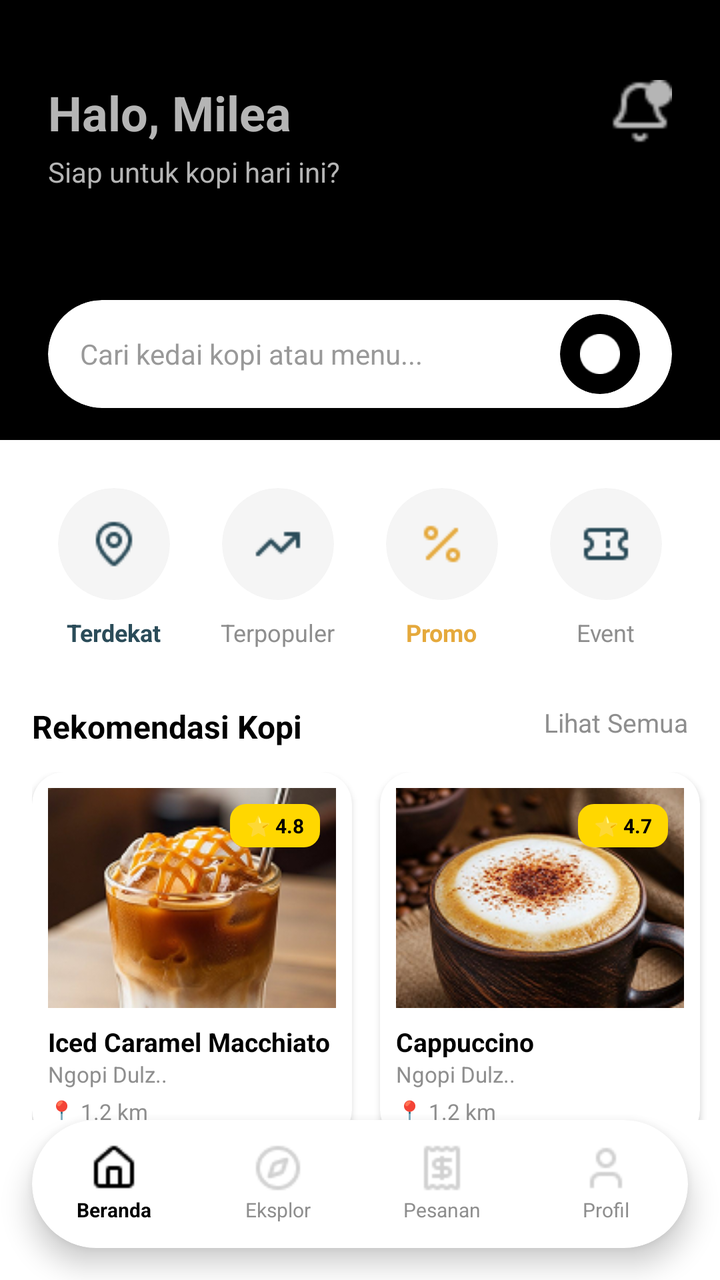
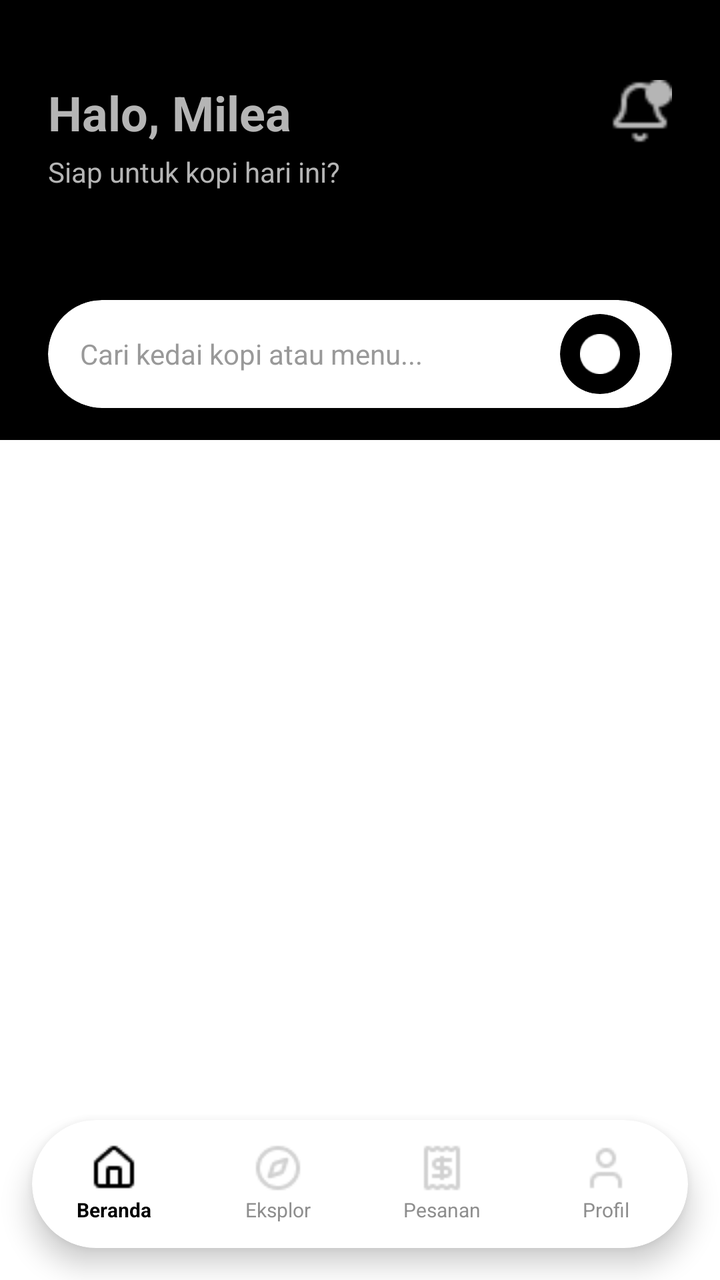

Two renders of the same Android screen: before a commit and after it. Below are the layout's source before the change and the commit's diff.
<!-- AndroidManifest.xml: application theme Theme.NgopiDulz_frontend -->
<!-- res/layout/activity_main.xml -->
<?xml version="1.0" encoding="utf-8"?>
<androidx.constraintlayout.widget.ConstraintLayout xmlns:android="http://schemas.android.com/apk/res/android"
    xmlns:app="http://schemas.android.com/apk/res-auto"
    xmlns:tools="http://tools.android.com/tools"
    android:layout_width="match_parent"
    android:layout_height="match_parent"
    android:background="#FFFFFF"
    tools:context=".MainActivity">

    <androidx.core.widget.NestedScrollView
        android:layout_width="match_parent"
        android:layout_height="0dp"
        android:fillViewport="true"
        app:layout_constraintBottom_toTopOf="@id/bottom_navigation_card"
        app:layout_constraintTop_toTopOf="parent">

        <LinearLayout
            android:layout_width="match_parent"
            android:layout_height="wrap_content"
            android:orientation="vertical">

            <androidx.constraintlayout.widget.ConstraintLayout
                android:layout_width="match_parent"
                android:layout_height="220dp"
                android:background="#000000"
                android:paddingHorizontal="24dp"
                android:paddingTop="40dp">


                <TextView
                    android:id="@+id/tv_halo"
                    android:layout_width="wrap_content"
                    android:layout_height="wrap_content"
                    android:text="Halo, Milea"
                    android:textColor="#B5B5B5"
                    android:textSize="24sp"
                    android:textStyle="bold"
                    app:layout_constraintStart_toStartOf="parent"
                    app:layout_constraintTop_toTopOf="parent" />

                <TextView
                    android:layout_width="wrap_content"
                    android:layout_height="wrap_content"
                    android:layout_marginTop="4dp"
                    android:text="Siap untuk kopi hari ini?"
                    android:textColor="#B5B5B5"
                    android:textSize="14sp"
                    app:layout_constraintTop_toBottomOf="@id/tv_halo"
                    app:layout_constraintStart_toStartOf="parent" />

                <ImageView
                    android:layout_width="32dp"
                    android:layout_height="32dp"
                    android:src="@drawable/ic_bell"
                    app:layout_constraintEnd_toEndOf="parent"
                    app:layout_constraintTop_toTopOf="parent"
                    app:tint="#B5B5B5" />

                <androidx.cardview.widget.CardView
                    android:layout_width="match_parent"
                    android:layout_height="54dp"
                    android:layout_marginBottom="16dp"
                    app:cardBackgroundColor="#FFFFFF"
                    app:cardCornerRadius="27dp"
                    app:cardElevation="4dp"
                    app:layout_constraintBottom_toBottomOf="parent">

                    <RelativeLayout
                        android:layout_width="match_parent"
                        android:layout_height="match_parent"
                        android:paddingHorizontal="16dp">

                        <EditText
                            android:layout_width="match_parent"
                            android:layout_height="match_parent"
                            android:layout_toStartOf="@id/btn_search_trigger"
                            android:background="@android:color/transparent"
                            android:hint="Cari kedai kopi atau menu..."
                            android:textColor="#000000"
                            android:textColorHint="#999999"
                            android:textSize="14sp" />

                        <androidx.cardview.widget.CardView
                            android:id="@+id/btn_search_trigger"
                            android:layout_width="40dp"
                            android:layout_height="40dp"
                            android:layout_alignParentEnd="true"
                            android:layout_centerVertical="true"
                            app:cardBackgroundColor="#000000"
                            app:cardCornerRadius="20dp"
                            app:cardElevation="0dp">
                            <ImageView
                                android:layout_width="match_parent"
                                android:layout_height="match_parent"
                                android:padding="10dp"
                                android:src="@drawable/ic_search_black"
                                app:tint="#FFFFFF" />
                        </androidx.cardview.widget.CardView>
                    </RelativeLayout>
                </androidx.cardview.widget.CardView>
            </androidx.constraintlayout.widget.ConstraintLayout>

            <LinearLayout
                android:layout_width="match_parent"
                android:layout_height="wrap_content"
                android:layout_marginTop="24dp"
                android:orientation="horizontal"
                android:weightSum="4"
                android:paddingHorizontal="16dp">

                <LinearLayout android:layout_width="0dp" android:layout_height="wrap_content" android:layout_weight="1" android:orientation="vertical" android:gravity="center">
                    <androidx.cardview.widget.CardView android:layout_width="56dp" android:layout_height="56dp" app:cardCornerRadius="28dp" app:cardBackgroundColor="#F5F5F5" app:cardElevation="0dp">
                        <ImageView android:layout_width="match_parent" android:layout_height="match_parent" android:padding="16dp" android:src="@drawable/ic_terdekat" app:tint="#2B4C59"/>
                    </androidx.cardview.widget.CardView>
                    <TextView android:layout_width="wrap_content" android:layout_height="wrap_content" android:text="Terdekat" android:textColor="#2B4C59" android:textSize="12sp" android:layout_marginTop="8dp" android:textStyle="bold"/>
                </LinearLayout>

                <LinearLayout android:layout_width="0dp" android:layout_height="wrap_content" android:layout_weight="1" android:orientation="vertical" android:gravity="center">
                    <androidx.cardview.widget.CardView android:layout_width="56dp" android:layout_height="56dp" app:cardCornerRadius="28dp" app:cardBackgroundColor="#F5F5F5" app:cardElevation="0dp">
                        <ImageView android:layout_width="match_parent" android:layout_height="match_parent" android:padding="16dp" android:src="@drawable/ic_terpopuler" app:tint="#2B4C59"/>
                    </androidx.cardview.widget.CardView>
                    <TextView android:layout_width="wrap_content" android:layout_height="wrap_content" android:text="Terpopuler" android:textColor="#8E8E8E" android:textSize="12sp" android:layout_marginTop="8dp"/>
                </LinearLayout>

                <LinearLayout android:layout_width="0dp" android:layout_height="wrap_content" android:layout_weight="1" android:orientation="vertical" android:gravity="center">
                    <androidx.cardview.widget.CardView android:layout_width="56dp" android:layout_height="56dp" app:cardCornerRadius="28dp" app:cardBackgroundColor="#F5F5F5" app:cardElevation="0dp">
                        <ImageView android:layout_width="match_parent" android:layout_height="match_parent" android:padding="16dp" android:src="@drawable/ic_promo" app:tint="#E5A93C"/>
                    </androidx.cardview.widget.CardView>
                    <TextView android:layout_width="wrap_content" android:layout_height="wrap_content" android:text="Promo" android:textColor="#E5A93C" android:textSize="12sp" android:layout_marginTop="8dp" android:textStyle="bold"/>
                </LinearLayout>

                <LinearLayout android:layout_width="0dp" android:layout_height="wrap_content" android:layout_weight="1" android:orientation="vertical" android:gravity="center">
                    <androidx.cardview.widget.CardView android:layout_width="56dp" android:layout_height="56dp" app:cardCornerRadius="28dp" app:cardBackgroundColor="#F5F5F5" app:cardElevation="0dp">
                        <ImageView android:layout_width="match_parent" android:layout_height="match_parent" android:padding="16dp" android:src="@drawable/ic_event" app:tint="#2B4C59"/>
                    </androidx.cardview.widget.CardView>
                    <TextView android:layout_width="wrap_content" android:layout_height="wrap_content" android:text="Event" android:textColor="#8E8E8E" android:textSize="12sp" android:layout_marginTop="8dp"/>
                </LinearLayout>
            </LinearLayout>

            <RelativeLayout
                android:layout_width="match_parent"
                android:layout_height="wrap_content"
                android:layout_marginTop="28dp"
                android:paddingHorizontal="16dp">
                <TextView
                    android:layout_width="wrap_content"
                    android:layout_height="wrap_content"
                    android:text="Rekomendasi Kopi"
                    android:textColor="#000000"
                    android:textSize="16sp"
                    android:textStyle="bold" />
                <TextView
                    android:layout_width="wrap_content"
                    android:layout_height="wrap_content"
                    android:layout_alignParentEnd="true"
                    android:text="Lihat Semua"
                    android:textColor="#8E8E8E"
                    android:textSize="13sp" />
            </RelativeLayout>

            <HorizontalScrollView
                android:layout_width="match_parent"
                android:layout_height="wrap_content"
                android:scrollbars="none"
                android:layout_marginTop="12dp"
                android:paddingHorizontal="16dp"
                android:clipToPadding="false">

                <LinearLayout
                    android:layout_width="wrap_content"
                    android:layout_height="wrap_content"
                    android:orientation="horizontal">

                    <androidx.cardview.widget.CardView
                        android:layout_width="160dp"
                        android:layout_height="wrap_content"
                        android:layout_marginEnd="14dp"
                        android:layout_marginBottom="8dp"
                        app:cardBackgroundColor="#FFFFFF"
                        app:cardCornerRadius="16dp"
                        app:cardElevation="2dp">

                        <LinearLayout
                            android:layout_width="match_parent"
                            android:layout_height="wrap_content"
                            android:orientation="vertical"
                            android:padding="8dp">

                            <FrameLayout
                                android:layout_width="match_parent"
                                android:layout_height="110dp">
                                <ImageView
                                    android:layout_width="match_parent"
                                    android:layout_height="match_parent"
                                    android:scaleType="centerCrop"
                                    android:src="@drawable/img_macchiato" />
                                <TextView
                                    android:layout_width="wrap_content"
                                    android:layout_height="wrap_content"
                                    android:layout_gravity="end"
                                    android:layout_margin="8dp"
                                    android:background="@drawable/bg_rating_badge"
                                    android:paddingHorizontal="8dp"
                                    android:paddingVertical="4dp"
                                    android:text="⭐ 4.8"
                                    android:textColor="#000000"
                                    android:textSize="10sp"
                                    android:textStyle="bold" />
                            </FrameLayout>

                            <TextView
                                android:layout_width="match_parent"
                                android:layout_height="wrap_content"
                                android:layout_marginTop="8dp"
                                android:text="Iced Caramel Macchiato"
                                android:textColor="#000000"
                                android:textSize="13sp"
                                android:textStyle="bold"
                                android:maxLines="1"
                                android:ellipsize="end"/>
                            <TextView
                                android:layout_width="match_parent"
                                android:layout_height="wrap_content"
                                android:text="Ngopi Dulz.."
                                android:textColor="#8E8E8E"
                                android:textSize="11sp" />
                            <TextView
                                android:layout_width="match_parent"
                                android:layout_height="wrap_content"
                                android:layout_marginTop="4dp"
                                android:text="📍 1.2 km"
                                android:textColor="#8E8E8E"
                                android:textSize="11sp" />
                        </LinearLayout>
                    </androidx.cardview.widget.CardView>

                    <androidx.cardview.widget.CardView
                        android:layout_width="160dp"
                        android:layout_height="wrap_content"
                        android:layout_marginEnd="14dp"
                        android:layout_marginBottom="8dp"
                        app:cardBackgroundColor="#FFFFFF"
                        app:cardCornerRadius="16dp"
                        app:cardElevation="2dp">

                        <LinearLayout
                            android:layout_width="match_parent"
                            android:layout_height="wrap_content"
                            android:orientation="vertical"
                            android:padding="8dp">

                            <FrameLayout
                                android:layout_width="match_parent"
                                android:layout_height="110dp">
                                <ImageView
                                    android:layout_width="match_parent"
                                    android:layout_height="match_parent"
                                    android:scaleType="centerCrop"
                                    android:src="@drawable/img_cappuccino" />
                                <TextView
                                    android:layout_width="wrap_content"
                                    android:layout_height="wrap_content"
                                    android:layout_gravity="end"
                                    android:layout_margin="8dp"
                                    android:background="@drawable/bg_rating_badge"
                                    android:paddingHorizontal="8dp"
                                    android:paddingVertical="4dp"
                                    android:text="⭐ 4.7"
                                    android:textColor="#000000"
                                    android:textSize="10sp"
                                    android:textStyle="bold" />
                            </FrameLayout>

                            <TextView
                                android:layout_width="match_parent"
                                android:layout_height="wrap_content"
                                android:layout_marginTop="8dp"
                                android:text="Cappuccino"
                                android:textColor="#000000"
                                android:textSize="13sp"
                                android:textStyle="bold" />
                            <TextView
                                android:layout_width="match_parent"
                                android:layout_height="wrap_content"
                                android:text="Ngopi Dulz.."
                                android:textColor="#8E8E8E"
                                android:textSize="11sp" />
                            <TextView
                                android:layout_width="match_parent"
                                android:layout_height="wrap_content"
                                android:layout_marginTop="4dp"
                                android:text="📍 1.2 km"
                                android:textColor="#8E8E8E"
                                android:textSize="11sp" />
                        </LinearLayout>
                    </androidx.cardview.widget.CardView>
                </LinearLayout>
            </HorizontalScrollView>

            <RelativeLayout
                android:layout_width="match_parent"
                android:layout_height="wrap_content"
                android:layout_marginTop="20dp"
                android:paddingHorizontal="16dp">
                <TextView
                    android:layout_width="wrap_content"
                    android:layout_height="wrap_content"
                    android:text="Rekomendasi Pastry"
                    android:textColor="#000000"
                    android:textSize="16sp"
                    android:textStyle="bold" />
                <TextView
                    android:layout_width="wrap_content"
                    android:layout_height="wrap_content"
                    android:layout_alignParentEnd="true"
                    android:text="Lihat Semua"
                    android:textColor="#8E8E8E"
                    android:textSize="13sp" />
            </RelativeLayout>

            <HorizontalScrollView
                android:layout_width="match_parent"
                android:layout_height="wrap_content"
                android:scrollbars="none"
                android:layout_marginTop="12dp"
                android:paddingHorizontal="16dp"
                android:clipToPadding="false"
                android:layout_marginBottom="32dp">

                <LinearLayout
                    android:layout_width="wrap_content"
                    android:layout_height="wrap_content"
                    android:orientation="horizontal">

                    <androidx.cardview.widget.CardView
                        android:layout_width="160dp"
                        android:layout_height="wrap_content"
                        android:layout_marginEnd="14dp"
                        android:layout_marginBottom="8dp"
                        app:cardBackgroundColor="#FFFFFF"
                        app:cardCornerRadius="16dp"
                        app:cardElevation="2dp">

                        <LinearLayout
                            android:layout_width="match_parent"
                            android:layout_height="wrap_content"
                            android:orientation="vertical"
                            android:padding="8dp">

                            <FrameLayout
                                android:layout_width="match_parent"
                                android:layout_height="110dp">
                                <ImageView
                                    android:layout_width="match_parent"
                                    android:layout_height="match_parent"
                                    android:scaleType="centerCrop"
                                    android:src="@drawable/img_croissant" />
                                <TextView
                                    android:layout_width="wrap_content"
                                    android:layout_height="wrap_content"
                                    android:layout_gravity="end"
                                    android:layout_margin="8dp"
                                    android:background="@drawable/bg_rating_badge"
                                    android:paddingHorizontal="8dp"
                                    android:paddingVertical="4dp"
                                    android:text="⭐ 4.8"
                                    android:textColor="#000000"
                                    android:textSize="10sp"
                                    android:textStyle="bold" />
                            </FrameLayout>

                            <TextView
                                android:layout_width="match_parent"
                                android:layout_height="wrap_content"
                                android:layout_marginTop="8dp"
                                android:text="Premium Croissant"
                                android:textColor="#000000"
                                android:textSize="13sp"
                                android:textStyle="bold" />
                            <TextView
                                android:layout_width="match_parent"
                                android:layout_height="wrap_content"
                                android:text="Ngopi Dulz.."
                                android:textColor="#8E8E8E"
                                android:textSize="11sp" />
                        </LinearLayout>
                    </androidx.cardview.widget.CardView>
                </LinearLayout>
            </HorizontalScrollView>

        </LinearLayout>
    </androidx.core.widget.NestedScrollView>

    <androidx.cardview.widget.CardView
        android:id="@+id/bottom_navigation_card"
        android:layout_width="match_parent"
        android:layout_height="64dp"
        android:layout_margin="16dp"
        app:cardBackgroundColor="#FFFFFF"
        app:cardCornerRadius="32dp"
        app:cardElevation="8dp"
        app:layout_constraintBottom_toBottomOf="parent">

        <LinearLayout
            android:layout_width="match_parent"
            android:layout_height="match_parent"
            android:orientation="horizontal"
            android:weightSum="4">

            <LinearLayout android:layout_width="0dp" android:layout_height="match_parent" android:layout_weight="1" android:orientation="vertical" android:gravity="center">
                <ImageView android:layout_width="24dp" android:layout_height="24dp" android:src="@drawable/ic_home" app:tint="#000000"/>
                <TextView android:layout_width="wrap_content" android:layout_height="wrap_content" android:text="Beranda" android:textColor="#000000" android:textSize="10sp" android:textStyle="bold" android:layout_marginTop="2dp"/>
            </LinearLayout>

            <LinearLayout android:layout_width="0dp" android:layout_height="match_parent" android:layout_weight="1" android:orientation="vertical" android:gravity="center">
                <ImageView android:layout_width="24dp" android:layout_height="24dp" android:src="@drawable/ic_explore" app:tint="#8E8E8E"/>
                <TextView android:layout_width="wrap_content" android:layout_height="wrap_content" android:text="Eksplor" android:textColor="#8E8E8E" android:textSize="10sp" android:layout_marginTop="2dp"/>
            </LinearLayout>

            <LinearLayout android:layout_width="0dp" android:layout_height="match_parent" android:layout_weight="1" android:orientation="vertical" android:gravity="center">
                <ImageView android:layout_width="24dp" android:layout_height="24dp" android:src="@drawable/ic_nota" app:tint="#8E8E8E"/>
                <TextView android:layout_width="wrap_content" android:layout_height="wrap_content" android:text="Pesanan" android:textColor="#8E8E8E" android:textSize="10sp" android:layout_marginTop="2dp"/>
            </LinearLayout>

            <LinearLayout android:layout_width="0dp" android:layout_height="match_parent" android:layout_weight="1" android:orientation="vertical" android:gravity="center">
                <ImageView android:layout_width="24dp" android:layout_height="24dp" android:src="@drawable/ic_profil" app:tint="#8E8E8E"/>
                <TextView android:layout_width="wrap_content" android:layout_height="wrap_content" android:text="Profil" android:textColor="#8E8E8E" android:textSize="10sp" android:layout_marginTop="2dp"/>
            </LinearLayout>
        </LinearLayout>
    </androidx.cardview.widget.CardView>

</androidx.constraintlayout.widget.ConstraintLayout>
<!-- resources referenced by this layout -->
<resources>
  <!-- drawable bg_rating_badge (drawable) -->
  <?xml version="1.0" encoding="utf-8"?>
  <shape xmlns:android="http://schemas.android.com/apk/res/android">
      <solid android:color="#FFD700" /> <corners android:radius="8dp" /> </shape>
  <!-- drawable ic_bell: png bitmap (drawable, 532 bytes) -->
  <!-- drawable ic_event: png bitmap (drawable, 573 bytes) -->
  <!-- drawable ic_explore: png bitmap (drawable, 999 bytes) -->
  <!-- drawable ic_home: png bitmap (drawable, 601 bytes) -->
  <!-- drawable ic_nota: png bitmap (drawable, 629 bytes) -->
  <!-- drawable ic_profil: png bitmap (drawable, 558 bytes) -->
  <!-- drawable ic_promo: png bitmap (drawable, 466 bytes) -->
  <!-- drawable ic_search_black: png bitmap (drawable, 964 bytes) -->
  <!-- drawable ic_terdekat: png bitmap (drawable, 814 bytes) -->
  <!-- drawable ic_terpopuler: png bitmap (drawable, 349 bytes) -->
  <!-- drawable img_cappuccino: png bitmap (drawable, 60071 bytes) -->
  <!-- drawable img_croissant: png bitmap (drawable, 65572 bytes) -->
  <!-- drawable img_macchiato: png bitmap (drawable, 47244 bytes) -->
  <style name="Theme.NgopiDulz_frontend" parent="Base.Theme.NgopiDulz_frontend" />
  <style name="Base.Theme.NgopiDulz_frontend" parent="Theme.Material3.DayNight.NoActionBar">
          
          
      </style>
</resources>

<!-- the commit's change to res/layout/activity_main.xml (unified diff, before → after) -->
@@ -25,7 +25,6 @@
                 android:background="#000000"
                 android:paddingHorizontal="24dp"
                 android:paddingTop="40dp">
-
 
                 <TextView
                     android:id="@+id/tv_halo"
@@ -107,286 +106,7 @@
                 android:orientation="horizontal"
                 android:weightSum="4"
                 android:paddingHorizontal="16dp">
-
-                <LinearLayout android:layout_width="0dp" android:layout_height="wrap_content" android:layout_weight="1" android:orientation="vertical" android:gravity="center">
-                    <androidx.cardview.widget.CardView android:layout_width="56dp" android:layout_height="56dp" app:cardCornerRadius="28dp" app:cardBackgroundColor="#F5F5F5" app:cardElevation="0dp">
-                        <ImageView android:layout_width="match_parent" android:layout_height="match_parent" android:padding="16dp" android:src="@drawable/ic_terdekat" app:tint="#2B4C59"/>
-                    </androidx.cardview.widget.CardView>
-                    <TextView android:layout_width="wrap_content" android:layout_height="wrap_content" android:text="Terdekat" android:textColor="#2B4C59" android:textSize="12sp" android:layout_marginTop="8dp" android:textStyle="bold"/>
-                </LinearLayout>
-
-                <LinearLayout android:layout_width="0dp" android:layout_height="wrap_content" android:layout_weight="1" android:orientation="vertical" android:gravity="center">
-                    <androidx.cardview.widget.CardView android:layout_width="56dp" android:layout_height="56dp" app:cardCornerRadius="28dp" app:cardBackgroundColor="#F5F5F5" app:cardElevation="0dp">
-                        <ImageView android:layout_width="match_parent" android:layout_height="match_parent" android:padding="16dp" android:src="@drawable/ic_terpopuler" app:tint="#2B4C59"/>
-                    </androidx.cardview.widget.CardView>
-                    <TextView android:layout_width="wrap_content" android:layout_height="wrap_content" android:text="Terpopuler" android:textColor="#8E8E8E" android:textSize="12sp" android:layout_marginTop="8dp"/>
-                </LinearLayout>
-
-                <LinearLayout android:layout_width="0dp" android:layout_height="wrap_content" android:layout_weight="1" android:orientation="vertical" android:gravity="center">
-                    <androidx.cardview.widget.CardView android:layout_width="56dp" android:layout_height="56dp" app:cardCornerRadius="28dp" app:cardBackgroundColor="#F5F5F5" app:cardElevation="0dp">
-                        <ImageView android:layout_width="match_parent" android:layout_height="match_parent" android:padding="16dp" android:src="@drawable/ic_promo" app:tint="#E5A93C"/>
-                    </androidx.cardview.widget.CardView>
-                    <TextView android:layout_width="wrap_content" android:layout_height="wrap_content" android:text="Promo" android:textColor="#E5A93C" android:textSize="12sp" android:layout_marginTop="8dp" android:textStyle="bold"/>
-                </LinearLayout>
-
-                <LinearLayout android:layout_width="0dp" android:layout_height="wrap_content" android:layout_weight="1" android:orientation="vertical" android:gravity="center">
-                    <androidx.cardview.widget.CardView android:layout_width="56dp" android:layout_height="56dp" app:cardCornerRadius="28dp" app:cardBackgroundColor="#F5F5F5" app:cardElevation="0dp">
-                        <ImageView android:layout_width="match_parent" android:layout_height="match_parent" android:padding="16dp" android:src="@drawable/ic_event" app:tint="#2B4C59"/>
-                    </androidx.cardview.widget.CardView>
-                    <TextView android:layout_width="wrap_content" android:layout_height="wrap_content" android:text="Event" android:textColor="#8E8E8E" android:textSize="12sp" android:layout_marginTop="8dp"/>
-                </LinearLayout>
             </LinearLayout>
-
-            <RelativeLayout
-                android:layout_width="match_parent"
-                android:layout_height="wrap_content"
-                android:layout_marginTop="28dp"
-                android:paddingHorizontal="16dp">
-                <TextView
-                    android:layout_width="wrap_content"
-                    android:layout_height="wrap_content"
-                    android:text="Rekomendasi Kopi"
-                    android:textColor="#000000"
-                    android:textSize="16sp"
-                    android:textStyle="bold" />
-                <TextView
-                    android:layout_width="wrap_content"
-                    android:layout_height="wrap_content"
-                    android:layout_alignParentEnd="true"
-                    android:text="Lihat Semua"
-                    android:textColor="#8E8E8E"
-                    android:textSize="13sp" />
-            </RelativeLayout>
-
-            <HorizontalScrollView
-                android:layout_width="match_parent"
-                android:layout_height="wrap_content"
-                android:scrollbars="none"
-                android:layout_marginTop="12dp"
-                android:paddingHorizontal="16dp"
-                android:clipToPadding="false">
-
-                <LinearLayout
-                    android:layout_width="wrap_content"
-                    android:layout_height="wrap_content"
-                    android:orientation="horizontal">
-
-                    <androidx.cardview.widget.CardView
-                        android:layout_width="160dp"
-                        android:layout_height="wrap_content"
-                        android:layout_marginEnd="14dp"
-                        android:layout_marginBottom="8dp"
-                        app:cardBackgroundColor="#FFFFFF"
-                        app:cardCornerRadius="16dp"
-                        app:cardElevation="2dp">
-
-                        <LinearLayout
-                            android:layout_width="match_parent"
-                            android:layout_height="wrap_content"
-                            android:orientation="vertical"
-                            android:padding="8dp">
-
-                            <FrameLayout
-                                android:layout_width="match_parent"
-                                android:layout_height="110dp">
-                                <ImageView
-                                    android:layout_width="match_parent"
-                                    android:layout_height="match_parent"
-                                    android:scaleType="centerCrop"
-                                    android:src="@drawable/img_macchiato" />
-                                <TextView
-                                    android:layout_width="wrap_content"
-                                    android:layout_height="wrap_content"
-                                    android:layout_gravity="end"
-                                    android:layout_margin="8dp"
-                                    android:background="@drawable/bg_rating_badge"
-                                    android:paddingHorizontal="8dp"
-                                    android:paddingVertical="4dp"
-                                    android:text="⭐ 4.8"
-                                    android:textColor="#000000"
-                                    android:textSize="10sp"
-                                    android:textStyle="bold" />
-                            </FrameLayout>
-
-                            <TextView
-                                android:layout_width="match_parent"
-                                android:layout_height="wrap_content"
-                                android:layout_marginTop="8dp"
-                                android:text="Iced Caramel Macchiato"
-                                android:textColor="#000000"
-                                android:textSize="13sp"
-                                android:textStyle="bold"
-                                android:maxLines="1"
-                                android:ellipsize="end"/>
-                            <TextView
-                                android:layout_width="match_parent"
-                                android:layout_height="wrap_content"
-                                android:text="Ngopi Dulz.."
-                                android:textColor="#8E8E8E"
-                                android:textSize="11sp" />
-                            <TextView
-                                android:layout_width="match_parent"
-                                android:layout_height="wrap_content"
-                                android:layout_marginTop="4dp"
-                                android:text="📍 1.2 km"
-                                android:textColor="#8E8E8E"
-                                android:textSize="11sp" />
-                        </LinearLayout>
-                    </androidx.cardview.widget.CardView>
-
-                    <androidx.cardview.widget.CardView
-                        android:layout_width="160dp"
-                        android:layout_height="wrap_content"
-                        android:layout_marginEnd="14dp"
-                        android:layout_marginBottom="8dp"
-                        app:cardBackgroundColor="#FFFFFF"
-                        app:cardCornerRadius="16dp"
-                        app:cardElevation="2dp">
-
-                        <LinearLayout
-                            android:layout_width="match_parent"
-                            android:layout_height="wrap_content"
-                            android:orientation="vertical"
-                            android:padding="8dp">
-
-                            <FrameLayout
-                                android:layout_width="match_parent"
-                                android:layout_height="110dp">
-                                <ImageView
-                                    android:layout_width="match_parent"
-                                    android:layout_height="match_parent"
-                                    android:scaleType="centerCrop"
-                                    android:src="@drawable/img_cappuccino" />
-                                <TextView
-                                    android:layout_width="wrap_content"
-                                    android:layout_height="wrap_content"
-                                    android:layout_gravity="end"
-                                    android:layout_margin="8dp"
-                                    android:background="@drawable/bg_rating_badge"
-                                    android:paddingHorizontal="8dp"
-                                    android:paddingVertical="4dp"
-                                    android:text="⭐ 4.7"
-                                    android:textColor="#000000"
-                                    android:textSize="10sp"
-                                    android:textStyle="bold" />
-                            </FrameLayout>
-
-                            <TextView
-                                android:layout_width="match_parent"
-                                android:layout_height="wrap_content"
-                                android:layout_marginTop="8dp"
-                                android:text="Cappuccino"
-                                android:textColor="#000000"
-                                android:textSize="13sp"
-                                android:textStyle="bold" />
-                            <TextView
-                                android:layout_width="match_parent"
-                                android:layout_height="wrap_content"
-                                android:text="Ngopi Dulz.."
-                                android:textColor="#8E8E8E"
-                                android:textSize="11sp" />
-                            <TextView
-                                android:layout_width="match_parent"
-                                android:layout_height="wrap_content"
-                                android:layout_marginTop="4dp"
-                                android:text="📍 1.2 km"
-                                android:textColor="#8E8E8E"
-                                android:textSize="11sp" />
-                        </LinearLayout>
-                    </androidx.cardview.widget.CardView>
-                </LinearLayout>
-            </HorizontalScrollView>
-
-            <RelativeLayout
-                android:layout_width="match_parent"
-                android:layout_height="wrap_content"
-                android:layout_marginTop="20dp"
-                android:paddingHorizontal="16dp">
-                <TextView
-                    android:layout_width="wrap_content"
-                    android:layout_height="wrap_content"
-                    android:text="Rekomendasi Pastry"
-                    android:textColor="#000000"
-                    android:textSize="16sp"
-                    android:textStyle="bold" />
-                <TextView
-                    android:layout_width="wrap_content"
-                    android:layout_height="wrap_content"
-                    android:layout_alignParentEnd="true"
-                    android:text="Lihat Semua"
-                    android:textColor="#8E8E8E"
-                    android:textSize="13sp" />
-            </RelativeLayout>
-
-            <HorizontalScrollView
-                android:layout_width="match_parent"
-                android:layout_height="wrap_content"
-                android:scrollbars="none"
-                android:layout_marginTop="12dp"
-                android:paddingHorizontal="16dp"
-                android:clipToPadding="false"
-                android:layout_marginBottom="32dp">
-
-                <LinearLayout
-                    android:layout_width="wrap_content"
-                    android:layout_height="wrap_content"
-                    android:orientation="horizontal">
-
-                    <androidx.cardview.widget.CardView
-                        android:layout_width="160dp"
-                        android:layout_height="wrap_content"
-                        android:layout_marginEnd="14dp"
-                        android:layout_marginBottom="8dp"
-                        app:cardBackgroundColor="#FFFFFF"
-                        app:cardCornerRadius="16dp"
-                        app:cardElevation="2dp">
-
-                        <LinearLayout
-                            android:layout_width="match_parent"
-                            android:layout_height="wrap_content"
-                            android:orientation="vertical"
-                            android:padding="8dp">
-
-                            <FrameLayout
-                                android:layout_width="match_parent"
-                                android:layout_height="110dp">
-                                <ImageView
-                                    android:layout_width="match_parent"
-                                    android:layout_height="match_parent"
-                                    android:scaleType="centerCrop"
-                                    android:src="@drawable/img_croissant" />
-                                <TextView
-                                    android:layout_width="wrap_content"
-                                    android:layout_height="wrap_content"
-                                    android:layout_gravity="end"
-                                    android:layout_margin="8dp"
-                                    android:background="@drawable/bg_rating_badge"
-                                    android:paddingHorizontal="8dp"
-                                    android:paddingVertical="4dp"
-                                    android:text="⭐ 4.8"
-                                    android:textColor="#000000"
-                                    android:textSize="10sp"
-                                    android:textStyle="bold" />
-                            </FrameLayout>
-
-                            <TextView
-                                android:layout_width="match_parent"
-                                android:layout_height="wrap_content"
-                                android:layout_marginTop="8dp"
-                                android:text="Premium Croissant"
-                                android:textColor="#000000"
-                                android:textSize="13sp"
-                                android:textStyle="bold" />
-                            <TextView
-                                android:layout_width="match_parent"
-                                android:layout_height="wrap_content"
-                                android:text="Ngopi Dulz.."
-                                android:textColor="#8E8E8E"
-                                android:textSize="11sp" />
-                        </LinearLayout>
-                    </androidx.cardview.widget.CardView>
-                </LinearLayout>
-            </HorizontalScrollView>
 
         </LinearLayout>
     </androidx.core.widget.NestedScrollView>
@@ -407,22 +127,45 @@
             android:orientation="horizontal"
             android:weightSum="4">
 
-            <LinearLayout android:layout_width="0dp" android:layout_height="match_parent" android:layout_weight="1" android:orientation="vertical" android:gravity="center">
+            <LinearLayout
+                android:layout_width="0dp"
+                android:layout_height="match_parent"
+                android:layout_weight="1"
+                android:orientation="vertical"
+                android:gravity="center">
                 <ImageView android:layout_width="24dp" android:layout_height="24dp" android:src="@drawable/ic_home" app:tint="#000000"/>
                 <TextView android:layout_width="wrap_content" android:layout_height="wrap_content" android:text="Beranda" android:textColor="#000000" android:textSize="10sp" android:textStyle="bold" android:layout_marginTop="2dp"/>
             </LinearLayout>
 
-            <LinearLayout android:layout_width="0dp" android:layout_height="match_parent" android:layout_weight="1" android:orientation="vertical" android:gravity="center">
+            <LinearLayout
+                android:id="@+id/btn_nav_eksplor"
+                android:layout_width="0dp"
+                android:layout_height="match_parent"
+                android:layout_weight="1"
+                android:orientation="vertical"
+                android:gravity="center">
                 <ImageView android:layout_width="24dp" android:layout_height="24dp" android:src="@drawable/ic_explore" app:tint="#8E8E8E"/>
                 <TextView android:layout_width="wrap_content" android:layout_height="wrap_content" android:text="Eksplor" android:textColor="#8E8E8E" android:textSize="10sp" android:layout_marginTop="2dp"/>
             </LinearLayout>
 
-            <LinearLayout android:layout_width="0dp" android:layout_height="match_parent" android:layout_weight="1" android:orientation="vertical" android:gravity="center">
+            <LinearLayout
+                android:id="@+id/btn_nav_pesanan"
+                android:layout_width="0dp"
+                android:layout_height="match_parent"
+                android:layout_weight="1"
+                android:orientation="vertical"
+                android:gravity="center">
                 <ImageView android:layout_width="24dp" android:layout_height="24dp" android:src="@drawable/ic_nota" app:tint="#8E8E8E"/>
                 <TextView android:layout_width="wrap_content" android:layout_height="wrap_content" android:text="Pesanan" android:textColor="#8E8E8E" android:textSize="10sp" android:layout_marginTop="2dp"/>
             </LinearLayout>
 
-            <LinearLayout android:layout_width="0dp" android:layout_height="match_parent" android:layout_weight="1" android:orientation="vertical" android:gravity="center">
+            <LinearLayout
+                android:id="@+id/btn_nav_profil"
+                android:layout_width="0dp"
+                android:layout_height="match_parent"
+                android:layout_weight="1"
+                android:orientation="vertical"
+                android:gravity="center">
                 <ImageView android:layout_width="24dp" android:layout_height="24dp" android:src="@drawable/ic_profil" app:tint="#8E8E8E"/>
                 <TextView android:layout_width="wrap_content" android:layout_height="wrap_content" android:text="Profil" android:textColor="#8E8E8E" android:textSize="10sp" android:layout_marginTop="2dp"/>
             </LinearLayout>
<!-- resource entries referenced after the edit -->
@@ -1,22 +1,11 @@
 <!-- resources referenced by this layout -->
 <resources>
-  <!-- drawable bg_rating_badge (drawable) -->
-  <?xml version="1.0" encoding="utf-8"?>
-  <shape xmlns:android="http://schemas.android.com/apk/res/android">
-      <solid android:color="#FFD700" /> <corners android:radius="8dp" /> </shape>
   <!-- drawable ic_bell: png bitmap (drawable, 532 bytes) -->
-  <!-- drawable ic_event: png bitmap (drawable, 573 bytes) -->
   <!-- drawable ic_explore: png bitmap (drawable, 999 bytes) -->
   <!-- drawable ic_home: png bitmap (drawable, 601 bytes) -->
   <!-- drawable ic_nota: png bitmap (drawable, 629 bytes) -->
   <!-- drawable ic_profil: png bitmap (drawable, 558 bytes) -->
-  <!-- drawable ic_promo: png bitmap (drawable, 466 bytes) -->
   <!-- drawable ic_search_black: png bitmap (drawable, 964 bytes) -->
-  <!-- drawable ic_terdekat: png bitmap (drawable, 814 bytes) -->
-  <!-- drawable ic_terpopuler: png bitmap (drawable, 349 bytes) -->
-  <!-- drawable img_cappuccino: png bitmap (drawable, 60071 bytes) -->
-  <!-- drawable img_croissant: png bitmap (drawable, 65572 bytes) -->
-  <!-- drawable img_macchiato: png bitmap (drawable, 47244 bytes) -->
   <style name="Theme.NgopiDulz_frontend" parent="Base.Theme.NgopiDulz_frontend" />
   <style name="Base.Theme.NgopiDulz_frontend" parent="Theme.Material3.DayNight.NoActionBar">
           
